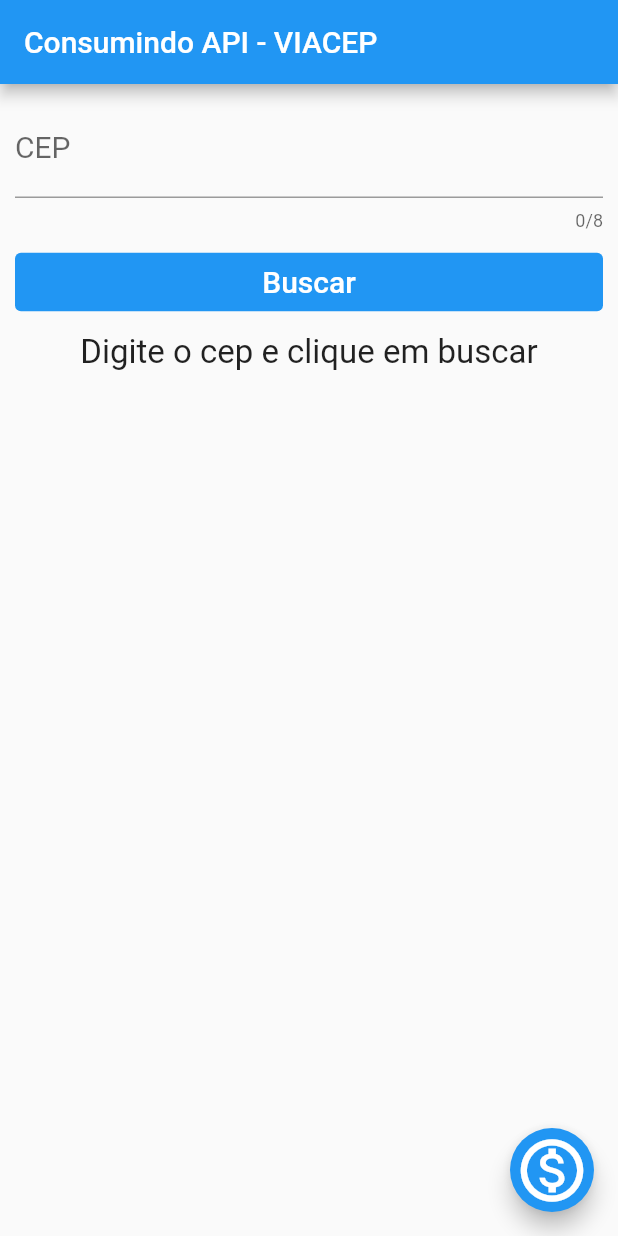
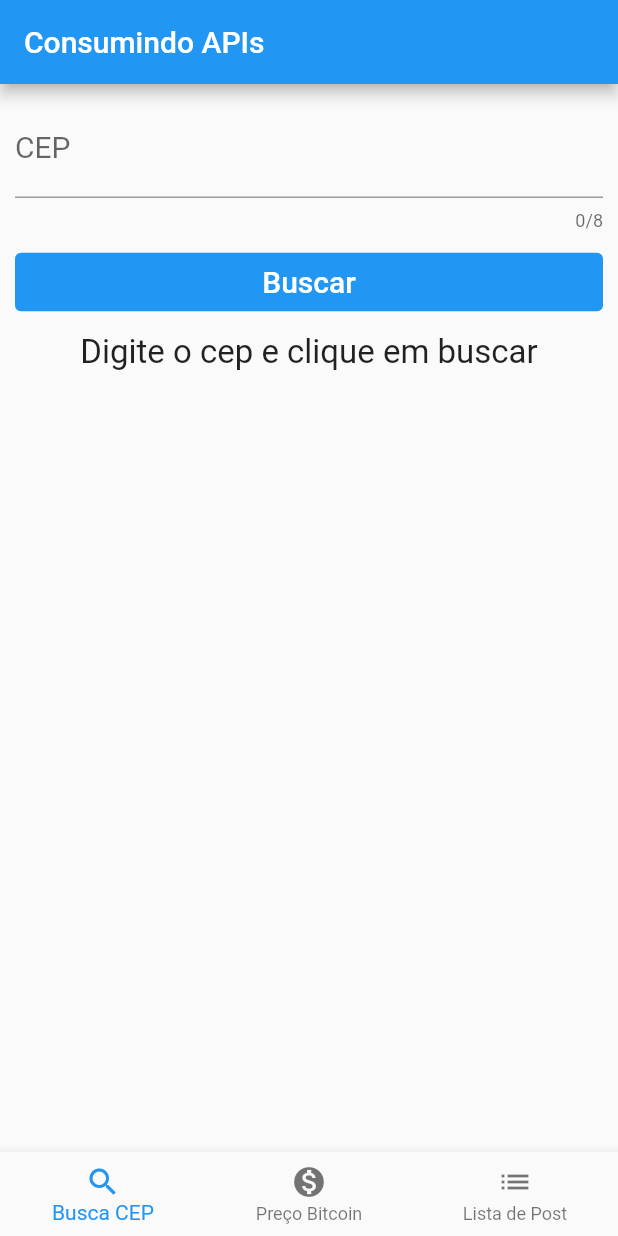
Before and after one commit to DuhAlonso/basic_app_request_api, a Flutter app: the screen it shows after launch, on a phone screen of 412 x 824 dp. Run offline on Flutter 3.47's test engine with Material 2 defaults, Android fonts, the phone set to English and light mode, and no system bars.

```diff
--- a/lib/home.dart
+++ b/lib/home.dart
@@ -1,8 +1,7 @@
-import 'dart:convert';
+import 'package:consumindo_api/api_advanced.dart';
 import 'package:consumindo_api/bit_price.dart';
+import 'package:consumindo_api/search_cep.dart';
 import 'package:flutter/material.dart';
-import 'package:flutter/services.dart';
-import 'package:http/http.dart' as http;
 
 class Home extends StatefulWidget {
   const Home({Key? key}) : super(key: key);
@@ -12,103 +11,33 @@ class Home extends StatefulWidget {
 }
 
 class _HomeState extends State<Home> {
-  final TextEditingController _cepController = TextEditingController();
-
-  String logradouro = '';
-  String bairro = '';
-  String localidade = '';
-  String msg = 'Digite o cep e clique em buscar';
-
-  _searchCEP() async {
-    String cep = _cepController.text;
-
-    if (cep.length < 8) {
-      showDialog(
-        context: context,
-        builder: (context) {
-          return const AlertDialog(
-            title: Text('Error'),
-            titleTextStyle: TextStyle(
-                fontSize: 20, fontWeight: FontWeight.bold, color: Colors.red),
-            content: Text('CEP inválido! Tente utilizar um CEP válido.'),
-            contentTextStyle: TextStyle(fontSize: 20, color: Colors.black),
-          );
-        },
-      );
-    } else {
-      String urlApi = 'https://viacep.com.br/ws/$cep/json';
-      http.Response response;
-      response = await http.get(Uri.parse(urlApi));
-      Map<String, dynamic> request = jsonDecode(response.body);
-      if (request['logradouro'] != null) {
-        setState(() {
-          logradouro = request['logradouro'];
-          bairro = request['bairro'];
-          localidade = request['localidade'];
-          msg = 'Seu endereço é: $logradouro, $bairro - $localidade ';
-        });
-      } else if (request['erro'].toString() == 'true') {
-        setState(() {
-          msg = 'CEP inválido! Tente utilizar um CEP válido.';
-        });
-      }
-    }
-  }
+  int indexNow = 0;
+  final List<Widget> _screens = const [SearchCep(), BitPrice(), ApiAdvanced()];
 
   @override
   Widget build(BuildContext context) {
     return Scaffold(
       appBar: AppBar(
-        title: const Text('Consumindo API - VIACEP'),
+        title: const Text('Consumindo APIs'),
       ),
-      body: SingleChildScrollView(
-        child: Padding(
-          padding: const EdgeInsets.all(10.0),
-          child: Column(
-            crossAxisAlignment: CrossAxisAlignment.stretch,
-            children: [
-              TextField(
-                controller: _cepController,
-                keyboardType: TextInputType.number,
-                maxLength: 8,
-                decoration: const InputDecoration(
-                  label: Text('CEP'),
-                ),
-                style: const TextStyle(fontSize: 20),
-              ),
-              Padding(
-                padding: const EdgeInsets.only(bottom: 10.0, top: 10),
-                child: TextButton(
-                  onPressed: _searchCEP,
-                  child: const Text(
-                    'Buscar',
-                    style: TextStyle(color: Colors.white, fontSize: 20),
-                  ),
-                  style: TextButton.styleFrom(backgroundColor: Colors.blue),
-                ),
-              ),
-              Text(
-                msg,
-                textAlign: TextAlign.center,
-                style: const TextStyle(fontSize: 22),
-              )
-            ],
-          ),
-        ),
+      body: _screens[indexNow],
+      bottomNavigationBar: BottomNavigationBar(
+        currentIndex: indexNow,
+        onTap: onTabTapped,
+        items: const [
+          BottomNavigationBarItem(icon: Icon(Icons.search), label: "Busca CEP"),
+          BottomNavigationBarItem(
+              icon: Icon(Icons.monetization_on), label: "Preço Bitcoin"),
+          BottomNavigationBarItem(
+              icon: Icon(Icons.list), label: "Lista de Post"),
+        ],
       ),
-      floatingActionButton: FloatingActionButton(
-          onPressed: () {
-            Navigator.push(
-              context,
-              MaterialPageRoute(
-                builder: (context) => const BitPrice(),
-              ),
-            );
-          },
-          child: const Icon(
-            Icons.monetization_on_outlined,
-            size: 50,
-          )),
     );
   }
+
+  void onTabTapped(int index) {
+    setState(() {
+      indexNow = index;
+    });
+  }
 }
--- /dev/null
+++ b/lib/search_cep.dart
@@ -0,0 +1,96 @@
+import 'dart:convert';
+
+import 'package:flutter/material.dart';
+import 'package:flutter/services.dart';
+import 'package:http/http.dart' as http;
+
+class SearchCep extends StatefulWidget {
+  const SearchCep({Key? key}) : super(key: key);
+
+  @override
+  _SearchCepState createState() => _SearchCepState();
+}
+
+class _SearchCepState extends State<SearchCep> {
+  final TextEditingController _cepController = TextEditingController();
+
+  String logradouro = '';
+  String bairro = '';
+  String localidade = '';
+  String msg = 'Digite o cep e clique em buscar';
+
+  _searchCEP() async {
+    String cep = _cepController.text;
+
+    if (cep.length < 8) {
+      showDialog(
+        context: context,
+        builder: (context) {
+          return const AlertDialog(
+            title: Text('Error'),
+            titleTextStyle: TextStyle(
+                fontSize: 20, fontWeight: FontWeight.bold, color: Colors.red),
+            content: Text('CEP inválido! Tente utilizar um CEP válido.'),
+            contentTextStyle: TextStyle(fontSize: 20, color: Colors.black),
+          );
+        },
+      );
+    } else {
+      String urlApi = 'https://viacep.com.br/ws/$cep/json';
+      http.Response response;
+      response = await http.get(Uri.parse(urlApi));
+      Map<String, dynamic> request = jsonDecode(response.body);
+      if (request['logradouro'] != null) {
+        setState(() {
+          logradouro = request['logradouro'];
+          bairro = request['bairro'];
+          localidade = request['localidade'];
+          msg = 'Seu endereço é: $logradouro, $bairro - $localidade ';
+        });
+      } else if (request['erro'].toString() == 'true') {
+        setState(() {
+          msg = 'CEP inválido! Tente utilizar um CEP válido.';
+        });
+      }
+    }
+  }
+
+  @override
+  Widget build(BuildContext context) {
+    return SingleChildScrollView(
+      child: Padding(
+        padding: const EdgeInsets.all(10.0),
+        child: Column(
+          crossAxisAlignment: CrossAxisAlignment.stretch,
+          children: [
+            TextField(
+              controller: _cepController,
+              keyboardType: TextInputType.number,
+              maxLength: 8,
+              decoration: const InputDecoration(
+                label: Text('CEP'),
+              ),
+              style: const TextStyle(fontSize: 20),
+            ),
+            Padding(
+              padding: const EdgeInsets.only(bottom: 10.0, top: 10),
+              child: TextButton(
+                onPressed: _searchCEP,
+                child: const Text(
+                  'Buscar',
+                  style: TextStyle(color: Colors.white, fontSize: 20),
+                ),
+                style: TextButton.styleFrom(backgroundColor: Colors.blue),
+              ),
+            ),
+            Text(
+              msg,
+              textAlign: TextAlign.center,
+              style: const TextStyle(fontSize: 22),
+            )
+          ],
+        ),
+      ),
+    );
+  }
+}
```
Also changed, not shown: lib/api_advanced.dart (added, +10 -0 lines), lib/bit_price.dart (+2 -8 lines).
